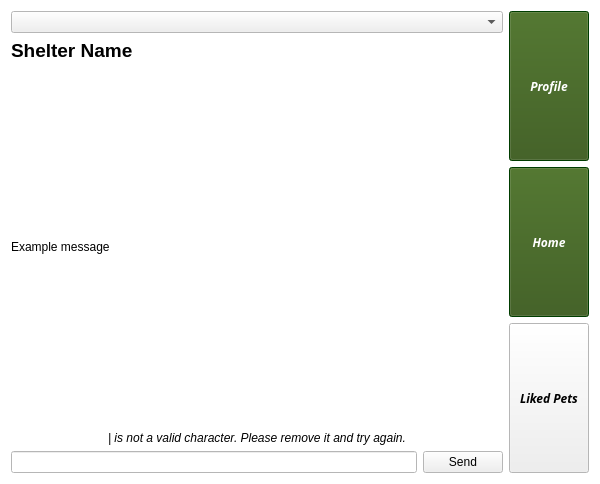
First picture: the form in pet_tinder/gui/petlist.ui, repository CS-205-S21/team_1_4, before the edit.
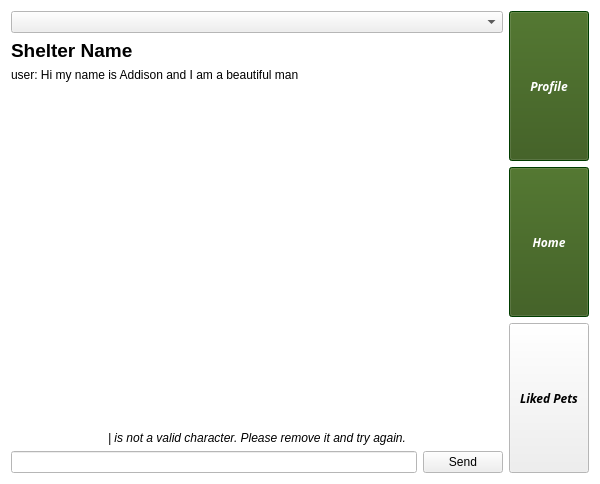
Second picture: the form after the edit.

```diff
--- a/pet_tinder/gui/petlist.ui
+++ b/pet_tinder/gui/petlist.ui
@@ -328,7 +328,10 @@
           </palette>
          </property>
          <property name="text">
-          <string>Example message</string>
+          <string>user: Hi my name is Addison and I am a beautiful man </string>
+         </property>
+         <property name="alignment">
+          <set>Qt::AlignLeading|Qt::AlignLeft|Qt::AlignTop</set>
          </property>
         </widget>
        </item>
```
Left out of the diff: 2 changed lines with no effect on the pictures.
